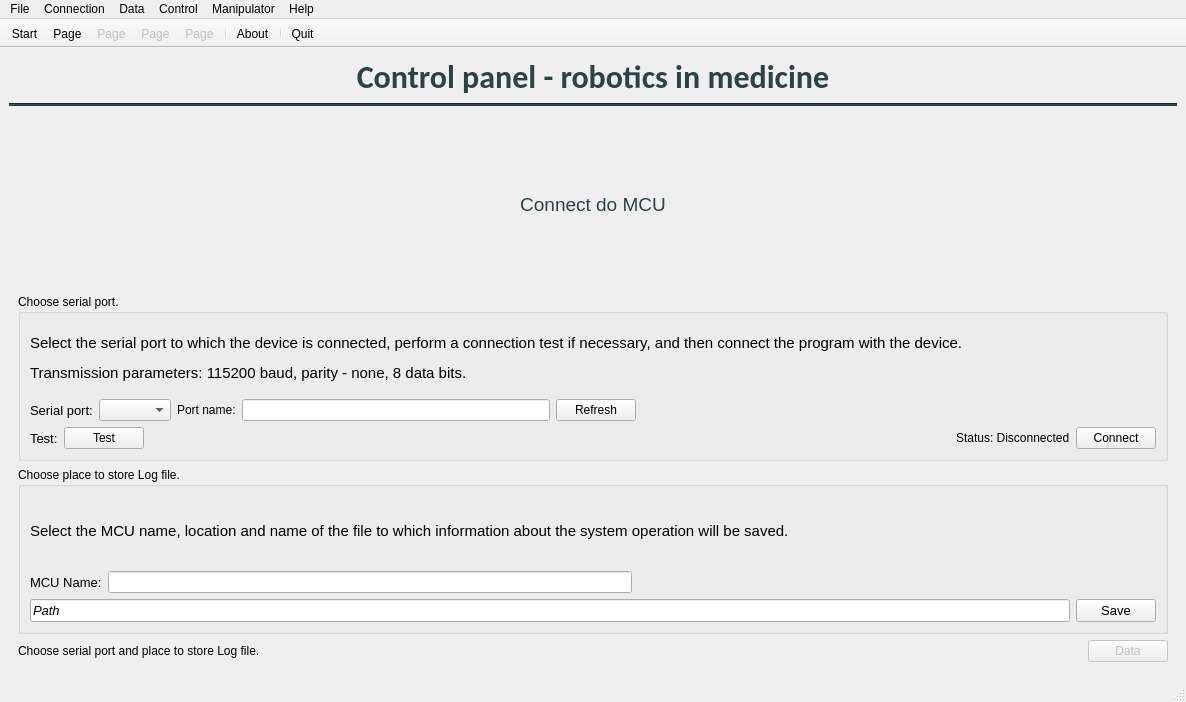
mgmike1011/INZ-GUI, file Main/GUI_INZ_Main_project/mainwindow.ui: the form before one commit.
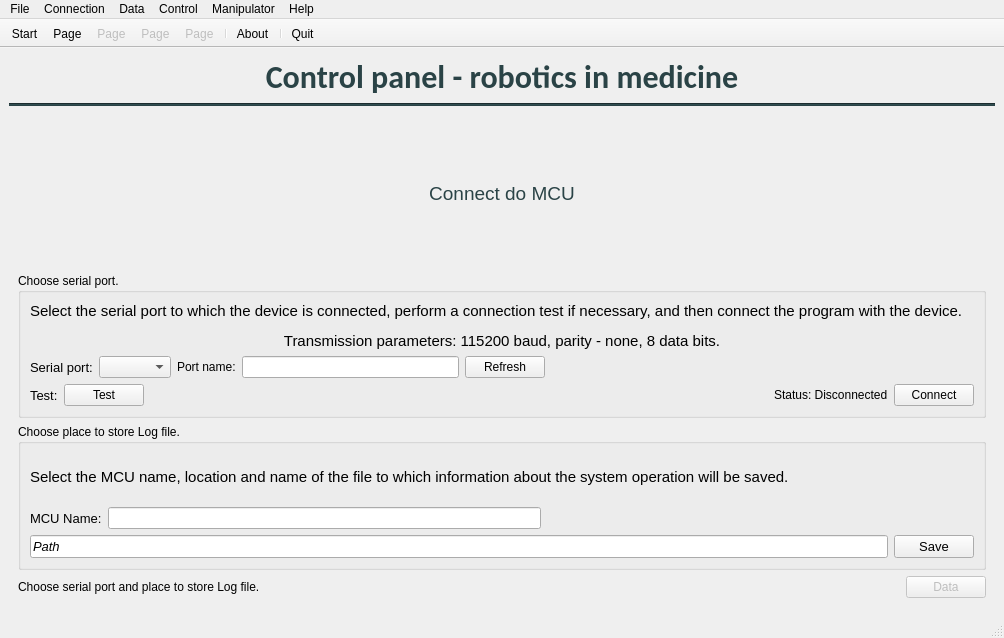
The form after the commit. The open tabs and pages were chosen to show the change. Icons and pictures are not drawn.

Diff of the .ui file:
```diff
--- a/Main/GUI_INZ_Main_project/mainwindow.ui
+++ b/Main/GUI_INZ_Main_project/mainwindow.ui
@@ -6,8 +6,8 @@
    <rect>
     <x>0</x>
     <y>0</y>
-    <width>1186</width>
-    <height>702</height>
+    <width>1004</width>
+    <height>638</height>
    </rect>
   </property>
   <property name="windowTitle">
@@ -160,7 +160,7 @@
               </font>
              </property>
              <property name="text">
-              <string>&lt;html&gt;&lt;head/&gt;&lt;body&gt;&lt;p&gt;Select the serial port to which the device is connected, perform a connection test if necessary, and then connect the program with the device. &lt;/p&gt;&lt;p&gt;Transmission parameters: 115200 baud, parity - none, 8 data bits.&lt;/p&gt;&lt;/body&gt;&lt;/html&gt;</string>
+              <string>&lt;html&gt;&lt;head/&gt;&lt;body&gt;&lt;p&gt;Select the serial port to which the device is connected, perform a connection test if necessary, and then connect the program with the device. &lt;/p&gt;&lt;p align=&quot;center&quot;&gt;Transmission parameters: 115200 baud, parity - none, 8 data bits.&lt;/p&gt;&lt;/body&gt;&lt;/html&gt;</string>
              </property>
             </widget>
            </item>
@@ -436,7 +436,7 @@
     <rect>
      <x>0</x>
      <y>0</y>
-     <width>1186</width>
+     <width>1004</width>
      <height>21</height>
     </rect>
    </property>
```
Left out of the diff: 3 changed lines with no effect on the pictures.
